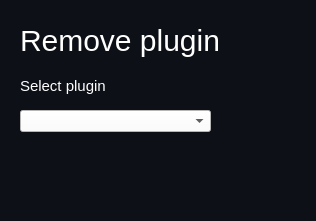
Old version of the form dialogs/remove_plugin_dialog/remove_plugin_design.ui in the repository An72ty/ITTOOLS2.0.0demo.
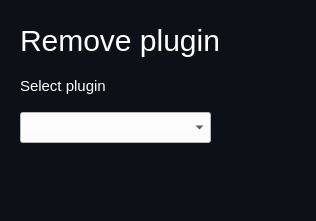
New version of the form. Icons and pictures are not drawn.

Commit message: fixed icons of dialogs designs

Diff of the .ui file:
```diff
--- a/dialogs/remove_plugin_dialog/remove_plugin_design.ui
+++ b/dialogs/remove_plugin_dialog/remove_plugin_design.ui
@@ -64,7 +64,7 @@
    <property name="geometry">
     <rect>
      <x>220</x>
-     <y>100</y>
+     <y>110</y>
      <width>35</width>
      <height>35</height>
     </rect>
@@ -100,7 +100,7 @@
    <property name="geometry">
     <rect>
      <x>260</x>
-     <y>100</y>
+     <y>110</y>
      <width>35</width>
      <height>35</height>
     </rect>
@@ -136,9 +136,9 @@
    <property name="geometry">
     <rect>
      <x>20</x>
-     <y>110</y>
+     <y>112</y>
      <width>191</width>
-     <height>22</height>
+     <height>31</height>
     </rect>
    </property>
    <property name="styleSheet">
```
Left out of the diff: 2 changed lines with no effect on the pictures. The commit also changes 6 other files.
